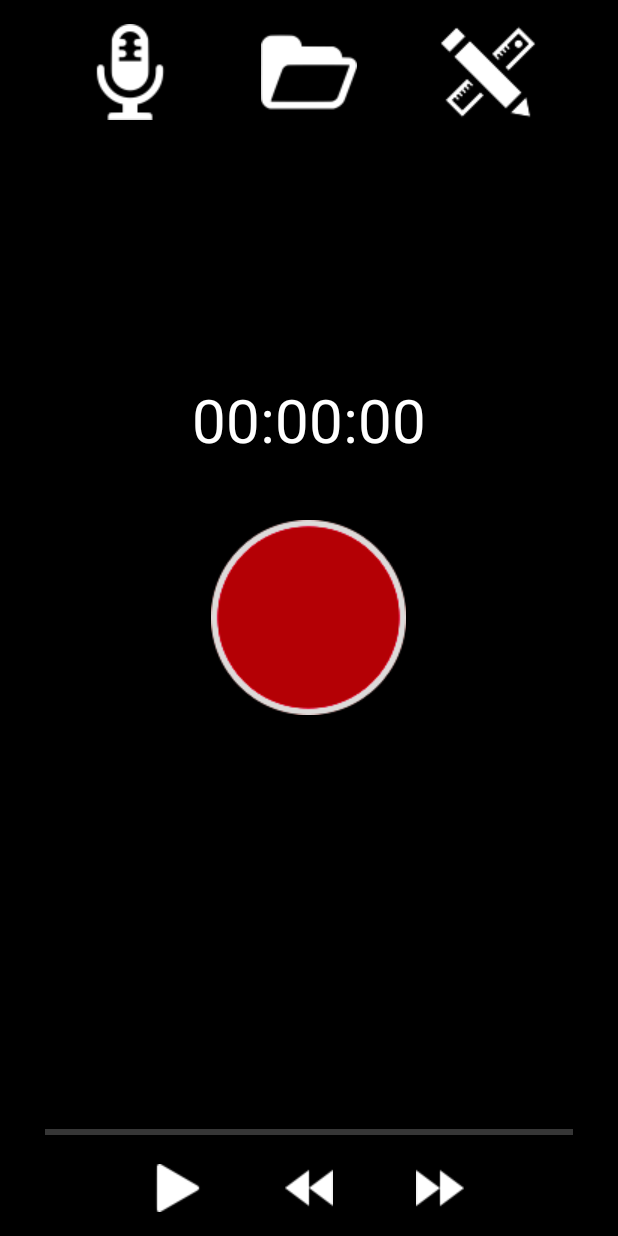
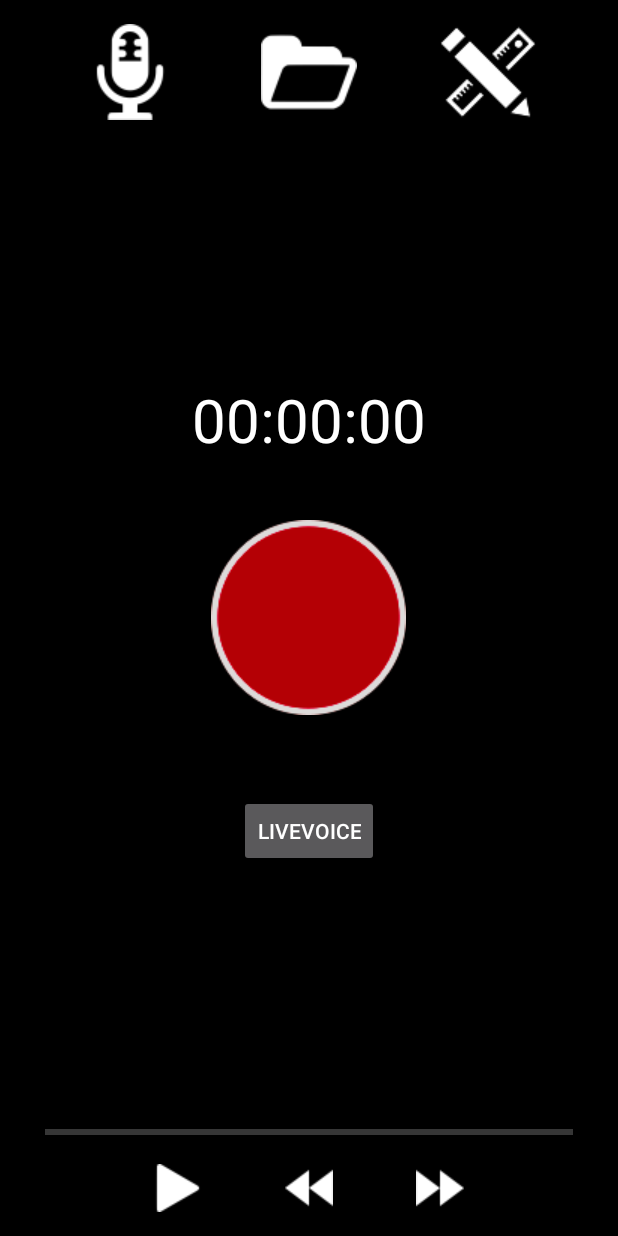
Before and after one commit to jaredwilson/Project, an Android app: the screen it shows after launch (Recording), after a tap on an icon or button, on a phone screen of 412 x 824 dp. Run offline under Robolectric (Android 15) with nearby library versions, the phone set to English and light mode, and no system bars.

Commit message:
Sat Night

```diff
--- a/app/src/main/java/jaredwilson/project/MyCustomArrayAdapter.java
+++ b/app/src/main/java/jaredwilson/project/MyCustomArrayAdapter.java
@@ -18,7 +18,7 @@
     public MyCustomArrayAdapter(Context context, File[] filenames, File filePath) {
         super(context, -1, filenames);
         this.context = context;
-        this.filenames = new ArrayList<>(Arrays.asList(filenames[0].getParentFile().list()));
+        this.filenames = new ArrayList<>(Arrays.asList(filePath.list()));
         this.lengths = new ArrayList<>();
         this.modifieds = new ArrayList<>();
         for (File fn:
--- a/app/src/main/res/layout/files_layout.xml
+++ b/app/src/main/res/layout/files_layout.xml
@@ -25,7 +25,7 @@
 <ImageButton android:id="@+id/folderTab"
     android:layout_width="wrap_content"
     android:layout_height="wrap_content"
-    android:background="#7b3b3c89"
+    android:background="#791316c9"
     android:layout_alignParentTop="true"
     android:layout_centerHorizontal="true"
     android:src="@drawable/folder_white" />
--- a/app/src/main/res/layout/recording_layout.xml
+++ b/app/src/main/res/layout/recording_layout.xml
@@ -115,6 +115,17 @@
         android:layout_marginStart="55dp"
         />
 
+    <Button
+        style="?android:attr/buttonStyleSmall"
+        android:layout_width="wrap_content"
+        android:layout_height="wrap_content"
+        android:text="liveVoice"
+        android:id="@+id/testButton"
+        android:layout_below="@+id/recButt"
+        android:layout_centerHorizontal="true"
+        android:layout_marginTop="53dp"
+        android:onClick="run" />
+
     <!-- for testing...
     <TextView android:id="@+id/fsContent"
         android:text="Recording..."
```
Also changed, not shown: app/src/main/java/jaredwilson/project/Recording.java (+30 -0 lines).
